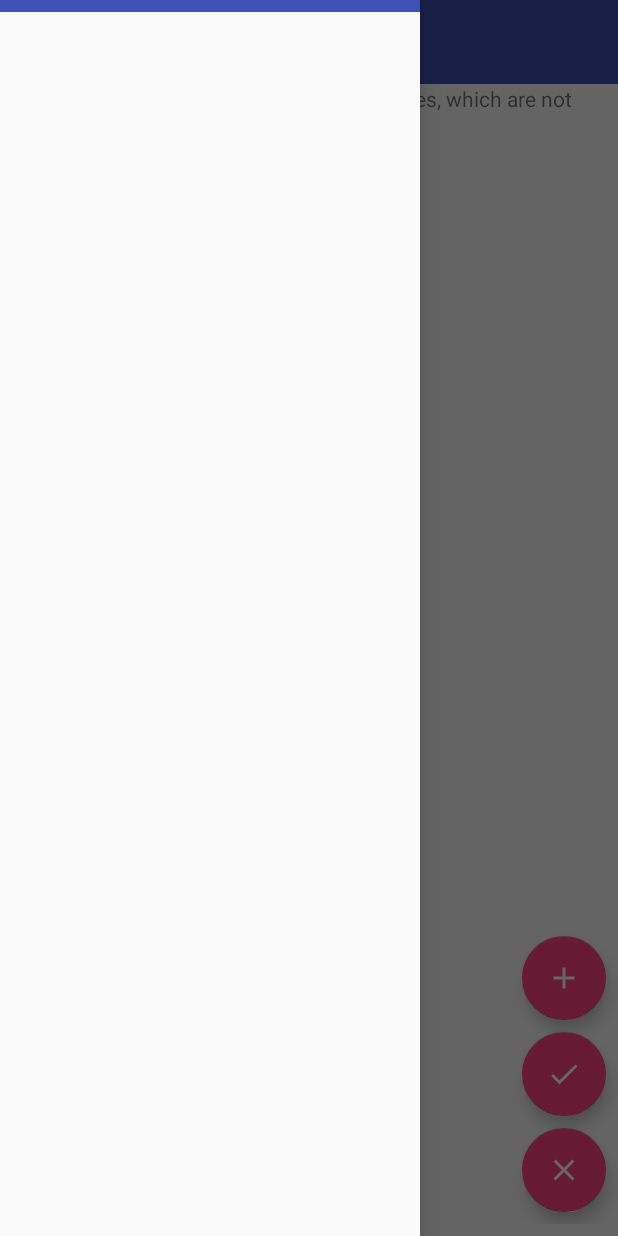
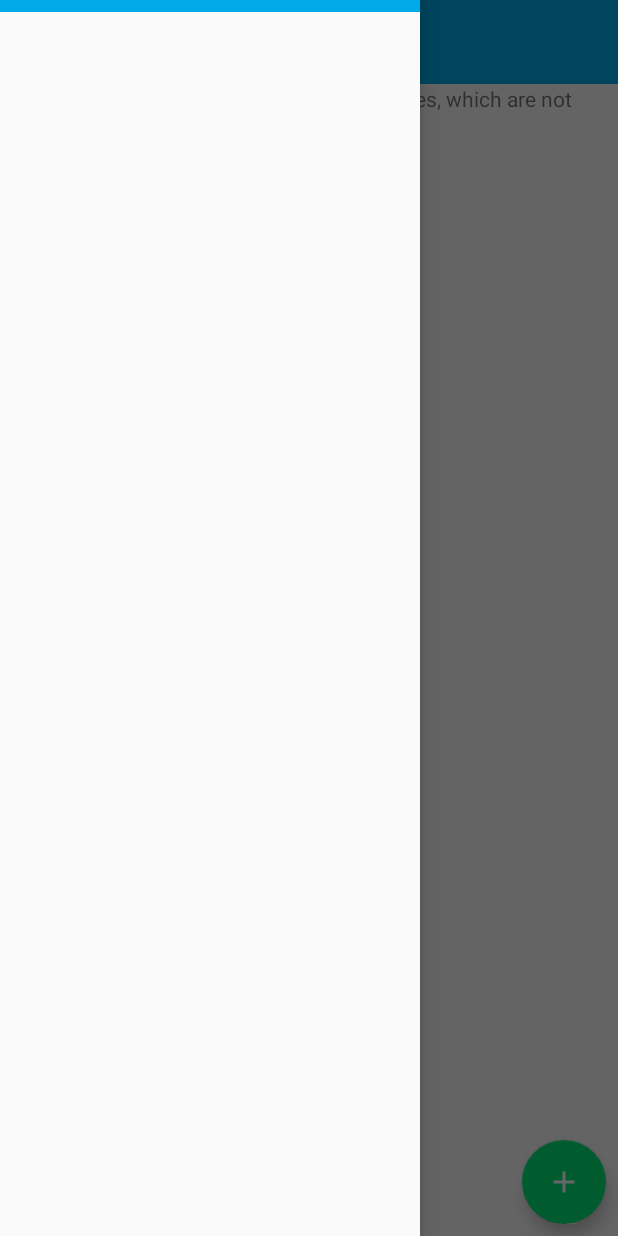
Before and after one commit to serbut/quester_android, an Android app: the screen it shows after launch (MainActivity), with the side drawer open, on a phone screen of 412 x 824 dp. Run offline under Robolectric (Android 15) with nearby library versions, the phone set to English and light mode, and no system bars; our stand-ins replace ButterKnife, Picasso; libraries missing offline, so code that uses them is left out: com.crashlytics.android, io.fabric.sdk; pictures from the network do not load; 6 statements that could not run were skipped.

Commit message:
Design updates

```diff
--- a/app/src/main/java/com/sergeybutorin/quester/activity/MainActivity.java
+++ b/app/src/main/java/com/sergeybutorin/quester/activity/MainActivity.java
@@ -17,6 +17,8 @@ import android.view.inputmethod.InputMethodManager;
 import android.widget.TextView;
 
 import com.crashlytics.android.Crashlytics;
+import com.crashlytics.android.core.CrashlyticsCore;
+import com.sergeybutorin.quester.BuildConfig;
 import com.sergeybutorin.quester.R;
 import com.sergeybutorin.quester.fragment.AuthFragment;
 import com.sergeybutorin.quester.fragment.ProfileFragment;
@@ -54,20 +56,8 @@ public class MainActivity extends AppCompatActivity
         super.onCreate(savedInstanceState);
         setContentView(R.layout.activity_main);
 
-        StrictMode.setThreadPolicy(new StrictMode.ThreadPolicy.Builder()
-                .detectDiskReads()
-                .detectDiskWrites()
-                .detectNetwork()   // or .detectAll() for all detectable problems
-                .penaltyLog()
-                .build());
-        StrictMode.setVmPolicy(new StrictMode.VmPolicy.Builder()
-                .detectLeakedSqlLiteObjects()
-                .detectLeakedClosableObjects()
-                .penaltyLog()
-                .penaltyDeath()
-                .build());
-
-        Fabric.with(this, new Crashlytics());
+        configureCrashReporting();
+        setStrictMode();
 
         Toolbar toolbar = findViewById(R.id.toolbar);
         setSupportActionBar(toolbar);
@@ -97,6 +87,28 @@ public class MainActivity extends AppCompatActivity
         } else {
             changeFragment(qMapFragment, false);
         }
+    }
+
+    private void configureCrashReporting() {
+        CrashlyticsCore crashlyticsCore = new CrashlyticsCore.Builder()
+                .disabled(BuildConfig.DEBUG)
+                .build();
+        Fabric.with(this, new Crashlytics.Builder().core(crashlyticsCore).build());
+    }
+
+    private void setStrictMode() {
+        StrictMode.setThreadPolicy(new StrictMode.ThreadPolicy.Builder()
+                .detectDiskReads()
+                .detectDiskWrites()
+                .detectNetwork()   // or .detectAll() for all detectable problems
+                .penaltyLog()
+                .build());
+        StrictMode.setVmPolicy(new StrictMode.VmPolicy.Builder()
+                .detectLeakedSqlLiteObjects()
+                .detectLeakedClosableObjects()
+                .penaltyLog()
+                .penaltyDeath()
+                .build());
     }
 
     @Override
--- a/app/src/main/java/com/sergeybutorin/quester/model/Point.java
+++ b/app/src/main/java/com/sergeybutorin/quester/model/Point.java
@@ -2,13 +2,14 @@ package com.sergeybutorin.quester.model;
 
 import com.google.android.gms.maps.model.LatLng;
 
+import java.io.Serializable;
 import java.util.UUID;
 
 /**
  * Created by sergeybutorin on 11/12/2017.
  */
 
-public class Point {
+public class Point implements Serializable {
     private UUID uuid;
     private double latitude;
     private double longitude;
--- a/app/src/main/res/layout/fragment_map.xml
+++ b/app/src/main/res/layout/fragment_map.xml
@@ -14,54 +14,43 @@
         tools:context="com.sergeybutorin.quester.activity.MainActivity">
     </fragment>
 
-    <LinearLayout
-        android:layout_width="match_parent"
-        android:layout_height="match_parent"
-        android:gravity="bottom|end"
-        android:orientation="vertical"
-        android:layout_marginBottom="@dimen/fab_container_margin_x3">
-
-        <android.support.design.widget.FloatingActionButton
-            android:id="@+id/fab_add"
-            android:layout_width="match_parent"
-            android:layout_height="wrap_content"
-            android:layout_marginEnd="@dimen/fab_margin"
-            android:layout_marginBottom="@dimen/fab_margin"
-            android:src="@drawable/ic_add_white_24px"
-            app:backgroundTint="@color/colorAccent" />
-
-        <android.support.design.widget.FloatingActionButton
-            android:id="@+id/fab_done"
-            android:layout_width="match_parent"
-            android:layout_height="wrap_content"
-            android:layout_marginEnd="@dimen/fab_margin"
-            android:layout_marginBottom="@dimen/fab_margin"
-            android:src="@drawable/ic_done_white_24px"
-            app:backgroundTint="@color/colorAccent" />
-
-        <android.support.design.widget.FloatingActionButton
-            android:id="@+id/fab_clear"
-            android:layout_width="match_parent"
-            android:layout_height="wrap_content"
-            android:layout_marginEnd="@dimen/fab_margin"
-            android:layout_marginBottom="@dimen/fab_margin"
-            android:src="@drawable/ic_clear_white_24px"
-            app:backgroundTint="@color/colorAccent" />
-    </LinearLayout>
 
     <LinearLayout
         android:layout_width="match_parent"
         android:layout_height="match_parent"
-        android:gravity="bottom"
-        android:orientation="vertical">
+        android:orientation="horizontal">
+        <FrameLayout
+            android:layout_width="match_parent"
+            android:layout_height="match_parent">
 
-        <android.support.design.widget.FloatingActionButton
-            android:id="@+id/fab_back"
-            android:layout_width="match_parent"
-            android:layout_height="wrap_content"
-            android:layout_marginStart="@dimen/fab_margin"
-            android:layout_marginBottom="@dimen/fab_margin"
-            android:src="@drawable/ic_keyboard_backspace_white_24px"
-            app:backgroundTint="@color/colorAccent" />
+            <android.support.design.widget.FloatingActionButton
+                android:id="@+id/fab_done"
+                android:layout_width="match_parent"
+                android:layout_height="wrap_content"
+                android:layout_margin="@dimen/fab_margin"
+                android:src="@drawable/ic_done_white_24px"
+                android:alpha="0"
+                app:backgroundTint="@color/colorGreen"
+                android:layout_gravity="bottom|end" />
+
+            <android.support.design.widget.FloatingActionButton
+                android:id="@+id/fab_clear"
+                android:layout_width="match_parent"
+                android:layout_height="wrap_content"
+                android:layout_margin="@dimen/fab_margin"
+                android:src="@drawable/ic_clear_white_24px"
+                android:alpha="0"
+                app:backgroundTint="@color/colorRed"
+                android:layout_gravity="bottom|end" />
+
+            <android.support.design.widget.FloatingActionButton
+                android:id="@+id/fab_add"
+                android:layout_width="match_parent"
+                android:layout_height="wrap_content"
+                android:layout_margin="@dimen/fab_margin"
+                android:src="@drawable/ic_add_white_24px"
+                app:backgroundTint="@color/colorGreen"
+                android:layout_gravity="bottom|end" />
+        </FrameLayout>
     </LinearLayout>
 </FrameLayout>
--- a/app/src/main/res/values/colors.xml
+++ b/app/src/main/res/values/colors.xml
@@ -1,6 +1,9 @@
 <?xml version="1.0" encoding="utf-8"?>
 <resources>
-    <color name="colorPrimary">#3F51B5</color>
-    <color name="colorPrimaryDark">#303F9F</color>
+    <color name="colorPrimary">#00AAE9</color>
+    <color name="colorPrimaryDark">#0288D1</color>
     <color name="colorAccent">#FF4081</color>
+    <color name="colorGreen">#00E676</color>
+    <color name="colorRed">#FF3D00</color>
+    <color name="colorGray">#BDBDBD</color>
 </resources>
```
Also changed, not shown: app/src/main/java/com/sergeybutorin/quester/fragment/QMapFragment.java (+74 -26 lines).
